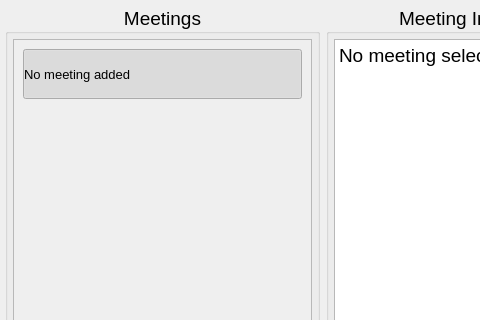
This is mainwindow.ui in BastianHartmann/Qt_ZoomBookmarks as Qt 5 draws it before an edit; both pictures show x 0 to 480 and y 0 to 320 of the 645 by 485 pixel window. The edited form follows.
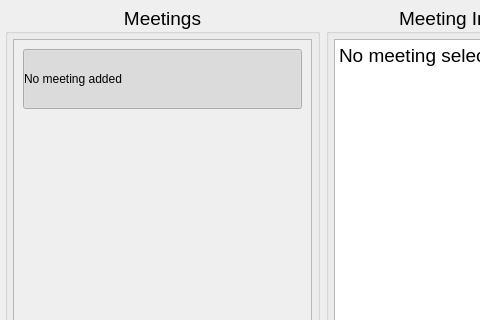
This is the edited form. Icons and pictures are not drawn.

Commit message: Minor modification of font size of meeting-buttons and the InfoBox

```diff
--- a/mainwindow.ui
+++ b/mainwindow.ui
@@ -106,7 +106,7 @@
               <x>0</x>
               <y>0</y>
               <width>298</width>
-              <height>64</height>
+              <height>74</height>
              </rect>
             </property>
             <property name="sizePolicy">
@@ -132,18 +132,18 @@
                  <property name="minimumSize">
                   <size>
                    <width>0</width>
-                   <height>50</height>
+                   <height>60</height>
                   </size>
                  </property>
                  <property name="maximumSize">
                   <size>
                    <width>16777215</width>
-                   <height>50</height>
+                   <height>60</height>
                   </size>
                  </property>
                  <property name="font">
                   <font>
-                   <pointsize>10</pointsize>
+                   <pointsize>9</pointsize>
                    <bold>false</bold>
                    <strikeout>false</strikeout>
                    <kerning>true</kerning>
@@ -164,8 +164,8 @@
                  </property>
                  <property name="iconSize">
                   <size>
-                   <width>50</width>
-                   <height>50</height>
+                   <width>60</width>
+                   <height>60</height>
                   </size>
                  </property>
                  <property name="shortcut">
```
Left out of the diff: 11 changed lines with no effect on the pictures.
